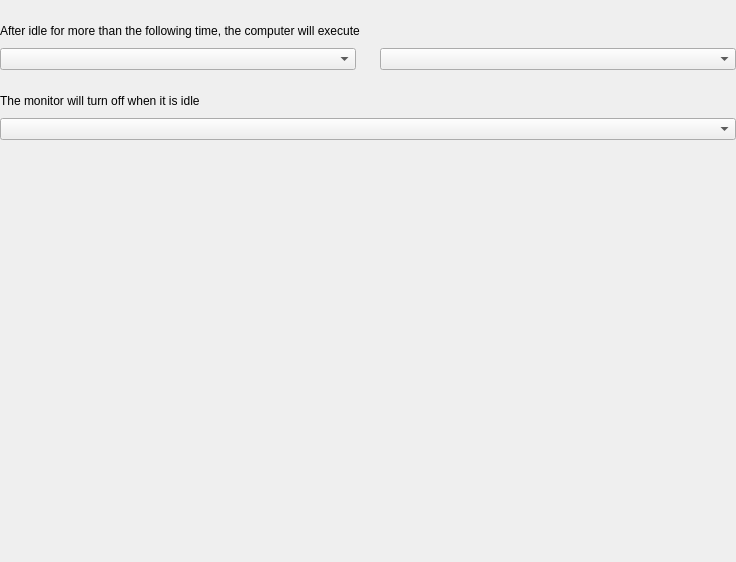
Before: the Qt Designer form src/pages/power-settings/power-settings-page.ui in openeuler-mirror/kiran-control-panel, drawn with Qt 5.
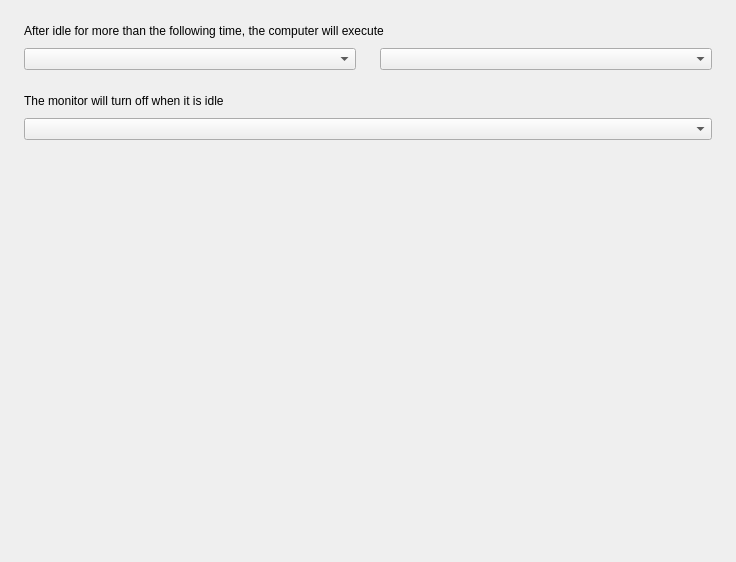
After: the same form once the commit is applied.

Patch:
```diff
--- a/src/pages/power-settings/power-settings-page.ui
+++ b/src/pages/power-settings/power-settings-page.ui
@@ -18,13 +18,13 @@
     <number>0</number>
    </property>
    <property name="leftMargin">
-    <number>0</number>
+    <number>24</number>
    </property>
    <property name="topMargin">
     <number>0</number>
    </property>
    <property name="rightMargin">
-    <number>0</number>
+    <number>24</number>
    </property>
    <property name="bottomMargin">
     <number>0</number>
```
